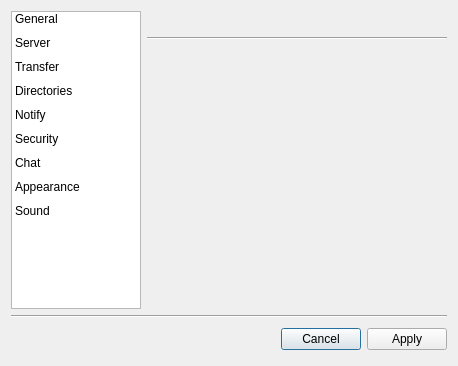
Above: retroshare-gui/src/gui/settings/settings.ui from RetroShare/RetroShare before the change. Below: the same form after it.
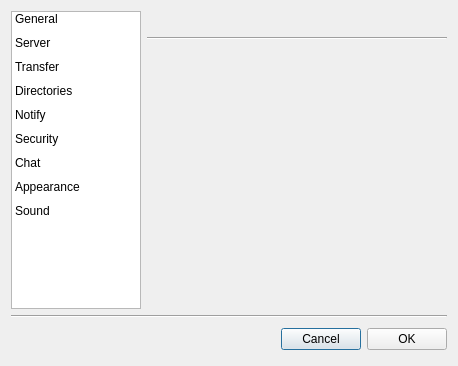
That is the form after the change. Icons and pictures are not drawn.

Commit message: renaming Button string

What changed in the file:
```diff
--- a/retroshare-gui/src/gui/settings/settings.ui
+++ b/retroshare-gui/src/gui/settings/settings.ui
@@ -269,7 +269,7 @@
         </size>
        </property>
        <property name="text">
-        <string>Apply</string>
+        <string>OK</string>
        </property>
       </widget>
      </item>
```
